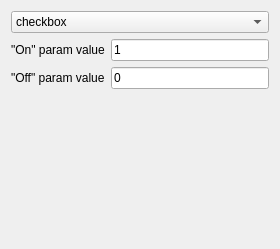
Qt form wliotproxy-src/libwliotproxy-ui-config/ParamSettingsEdit.ui (ooolms/wl_iot_framework) before a commit.
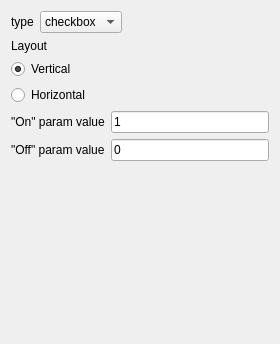
The same form after that commit.

Commit message: * controls ui: added layout to params, some ui fixes

```diff
--- a/wliotproxy-src/libwliotproxy-ui-config/ParamSettingsEdit.ui
+++ b/wliotproxy-src/libwliotproxy-ui-config/ParamSettingsEdit.ui
@@ -7,7 +7,7 @@
     <x>0</x>
     <y>0</y>
     <width>280</width>
-    <height>249</height>
+    <height>344</height>
    </rect>
   </property>
   <property name="windowTitle">
@@ -15,6 +15,28 @@
   </property>
   <layout class="QVBoxLayout" name="verticalLayout">
    <item>
+    <widget class="QWidget" name="widget_2" native="true">
+     <layout class="QHBoxLayout" name="horizontalLayout_2">
+      <property name="leftMargin">
+       <number>0</number>
+      </property>
+      <property name="topMargin">
+       <number>0</number>
+      </property>
+      <property name="rightMargin">
+       <number>0</number>
+      </property>
+      <property name="bottomMargin">
+       <number>0</number>
+      </property>
+      <item>
+       <widget class="QLabel" name="label_11">
+        <property name="text">
+         <string>type</string>
+        </property>
+       </widget>
+      </item>
+      <item>
     <widget class="QComboBox" name="typeSelect">
      <item>
       <property name="text">
@@ -51,6 +73,46 @@
        <string>hidden</string>
       </property>
      </item>
+       </widget>
+      </item>
+      <item>
+       <spacer name="horizontalSpacer_2">
+        <property name="orientation">
+         <enum>Qt::Horizontal</enum>
+        </property>
+        <property name="sizeHint" stdset="0">
+         <size>
+          <width>40</width>
+          <height>20</height>
+         </size>
+        </property>
+       </spacer>
+      </item>
+     </layout>
+    </widget>
+   </item>
+   <item>
+    <widget class="QLabel" name="label_10">
+     <property name="text">
+      <string>Layout</string>
+     </property>
+    </widget>
+   </item>
+   <item>
+    <widget class="QRadioButton" name="vLayBtn">
+     <property name="text">
+      <string>Vertical</string>
+     </property>
+     <property name="checked">
+      <bool>true</bool>
+     </property>
+    </widget>
+   </item>
+   <item>
+    <widget class="QRadioButton" name="hLayBtn">
+     <property name="text">
+      <string>Horizontal</string>
+     </property>
     </widget>
    </item>
    <item>
```
Lines whose indentation alone changed are shown as unchanged. The commit also changes 19 other files.
